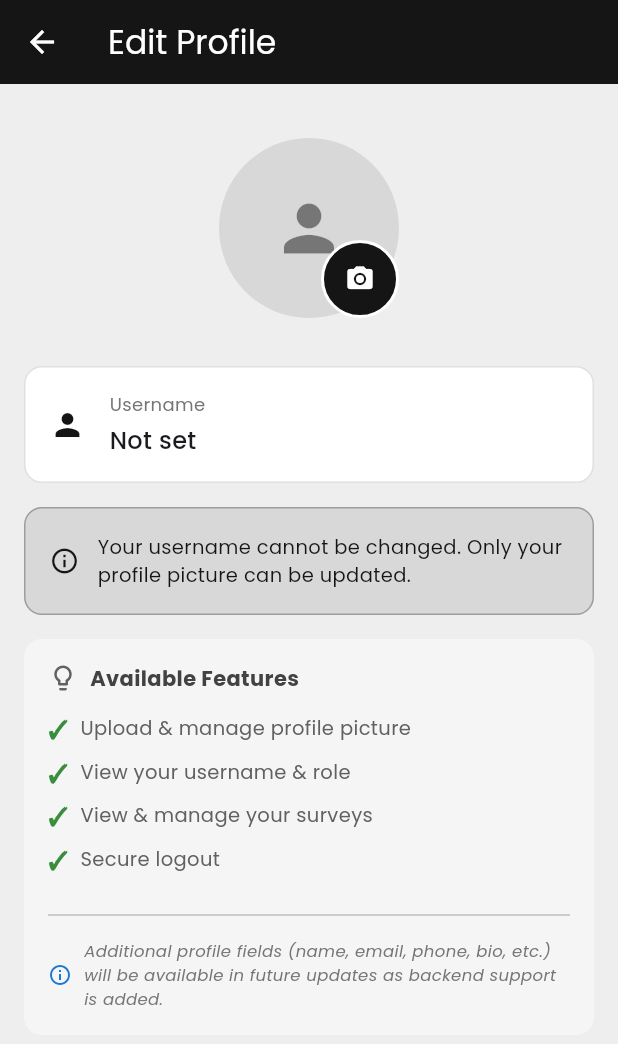
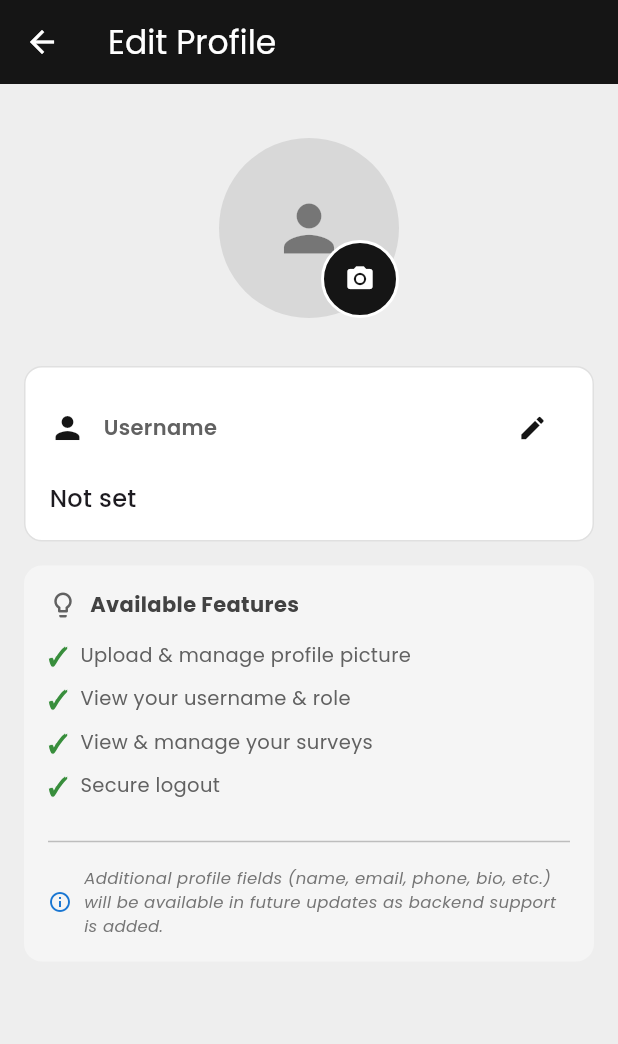
Before and after one commit to Auvryy/research-connect-app, a Flutter app: the EditProfilePage screen opened directly, on a phone screen of 412 x 824 dp. Shown: the top 1044 px of the screen. Run offline on Flutter 3.47's test engine with Material 3 defaults, Android fonts, the phone set to English and light mode, and no system bars; our stand-ins replace cookie_jar, dio, dio_cookie_manager, flutter_svg, image_picker, shared_preferences; accounts and stored records are empty.

Commit message:
fixed csrf problem & implemented change username

```diff
--- a/lib/screens/profile/edit_profile_page.dart
+++ b/lib/screens/profile/edit_profile_page.dart
@@ -14,8 +14,23 @@ class EditProfilePage extends StatefulWidget {
 
 class _EditProfilePageState extends State<EditProfilePage> {
   final ImagePicker _picker = ImagePicker();
+  final TextEditingController _usernameController = TextEditingController();
   File? _selectedImage;
   bool _isUploadingAvatar = false;
+  bool _isEditingUsername = false;
+  bool _isUpdatingUsername = false;
+
+  @override
+  void initState() {
+    super.initState();
+    _usernameController.text = currentUser?.username ?? '';
+  }
+
+  @override
+  void dispose() {
+    _usernameController.dispose();
+    super.dispose();
+  }
 
   @override
   Widget build(BuildContext context) {
@@ -86,70 +101,8 @@ class _EditProfilePageState extends State<EditProfilePage> {
 
             const SizedBox(height: 32),
 
-            // Username Display (Read-only in backend)
-            Container(
-              padding: const EdgeInsets.all(16),
-              decoration: BoxDecoration(
-                color: Colors.white,
-                borderRadius: BorderRadius.circular(12),
-                border: Border.all(color: Colors.grey[300]!),
-              ),
-              child: Row(
-                children: [
-                  Icon(Icons.person, color: AppColors.primary),
-                  const SizedBox(width: 16),
-                  Expanded(
-                    child: Column(
-                      crossAxisAlignment: CrossAxisAlignment.start,
-                      children: [
-                        Text(
-                          'Username',
-                          style: TextStyle(
-                            fontSize: 12,
-                            color: Colors.grey[600],
-                          ),
-                        ),
-                        const SizedBox(height: 4),
-                        Text(
-                          currentUser?.username ?? 'Not set',
-                          style: const TextStyle(
-                            fontSize: 16,
-                            fontWeight: FontWeight.w500,
-                          ),
-                        ),
-                      ],
-                    ),
-                  ),
-                ],
-              ),
-            ),
-
-            const SizedBox(height: 16),
-
-            // Info Box
-            Container(
-              padding: const EdgeInsets.all(16),
-              decoration: BoxDecoration(
-                color: AppColors.primary.withOpacity(0.1),
-                borderRadius: BorderRadius.circular(12),
-                border: Border.all(color: AppColors.primary.withOpacity(0.3)),
-              ),
-              child: Row(
-                children: [
-                  Icon(Icons.info_outline, color: AppColors.primary, size: 20),
-                  const SizedBox(width: 12),
-                  Expanded(
-                    child: Text(
-                      'Your username cannot be changed. Only your profile picture can be updated.',
-                      style: TextStyle(
-                        fontSize: 13,
-                        color: AppColors.primary,
-                      ),
-                    ),
-                  ),
-                ],
-              ),
-            ),
+            // Username Edit Field
+            _buildUsernameField(),
 
             const SizedBox(height: 16),
 
@@ -208,6 +161,192 @@ class _EditProfilePageState extends State<EditProfilePage> {
         ),
       ),
     );
+  }
+
+  Widget _buildUsernameField() {
+    return Container(
+      padding: const EdgeInsets.all(16),
+      decoration: BoxDecoration(
+        color: Colors.white,
+        borderRadius: BorderRadius.circular(12),
+        border: Border.all(color: Colors.grey[300]!),
+      ),
+      child: Column(
+        crossAxisAlignment: CrossAxisAlignment.start,
+        children: [
+          Row(
+            children: [
+              Icon(Icons.person, color: AppColors.primary),
+              const SizedBox(width: 12),
+              Expanded(
+                child: Text(
+                  'Username',
+                  style: TextStyle(
+                    fontSize: 14,
+                    fontWeight: FontWeight.w600,
+                    color: Colors.grey[700],
+                  ),
+                ),
+              ),
+              if (!_isEditingUsername && !_isUpdatingUsername)
+                IconButton(
+                  icon: const Icon(Icons.edit, size: 20),
+                  onPressed: () {
+                    setState(() {
+                      _isEditingUsername = true;
+                    });
+                  },
+                  color: AppColors.primary,
+                ),
+            ],
+          ),
+          const SizedBox(height: 12),
+          if (_isEditingUsername)
+            Column(
+              children: [
+                TextField(
+                  controller: _usernameController,
+                  enabled: !_isUpdatingUsername,
+                  decoration: InputDecoration(
+                    hintText: 'Enter new username',
+                    border: OutlineInputBorder(
+                      borderRadius: BorderRadius.circular(8),
+                    ),
+                    contentPadding: const EdgeInsets.symmetric(
+                      horizontal: 12,
+                      vertical: 12,
+                    ),
+                  ),
+                ),
+                const SizedBox(height: 8),
+                Text(
+                  '4-36 characters, no spaces',
+                  style: TextStyle(
+                    fontSize: 11,
+                    color: Colors.grey[600],
+                  ),
+                ),
+                const SizedBox(height: 12),
+                Row(
+                  children: [
+                    Expanded(
+                      child: OutlinedButton(
+                        onPressed: _isUpdatingUsername
+                            ? null
+                            : () {
+                                setState(() {
+                                  _isEditingUsername = false;
+                                  _usernameController.text =
+                                      currentUser?.username ?? '';
+                                });
+                              },
+                        child: const Text('Cancel'),
+                      ),
+                    ),
+                    const SizedBox(width: 12),
+                    Expanded(
+                      child: ElevatedButton(
+                        onPressed: _isUpdatingUsername
+                            ? null
+                            : _updateUsername,
+                        style: ElevatedButton.styleFrom(
+                          backgroundColor: AppColors.primary,
+                          foregroundColor: Colors.white,
+                        ),
+                        child: _isUpdatingUsername
+                            ? const SizedBox(
+                                width: 16,
+                                height: 16,
+                                child: CircularProgressIndicator(
+                                  strokeWidth: 2,
+                                  color: Colors.white,
+                                ),
+                              )
+                            : const Text('Save'),
+                      ),
+                    ),
+                  ],
+                ),
+              ],
+            )
+          else
+            Text(
+              currentUser?.username ?? 'Not set',
+              style: const TextStyle(
+                fontSize: 16,
+                fontWeight: FontWeight.w500,
+              ),
+            ),
+        ],
+      ),
+    );
+  }
+
+  Future<void> _updateUsername() async {
+    final newUsername = _usernameController.text.trim();
+
+    if (newUsername.isEmpty) {
+      ScaffoldMessenger.of(context).showSnackBar(
+        const SnackBar(
+          content: Text('Username cannot be empty'),
+          backgroundColor: Colors.red,
+        ),
+      );
+      return;
+    }
+
+    if (newUsername == currentUser?.username) {
+      setState(() {
+        _isEditingUsername = false;
+      });
+      return;
+    }
+
+    setState(() {
+      _isUpdatingUsername = true;
+    });
+
+    try {
+      final response = await AuthAPI.updateUsername(newUsername);
+
+      if (mounted) {
+        if (response['ok'] == true) {
+          ScaffoldMessenger.of(context).showSnackBar(
+            const SnackBar(
+              content: Text('Username updated successfully!'),
+              backgroundColor: Colors.green,
+            ),
+          );
+          setState(() {
+            _isEditingUsername = false;
+          });
+          // Return true to indicate profile was updated
+          Navigator.pop(context, true);
+        } else {
+          ScaffoldMessenger.of(context).showSnackBar(
+            SnackBar(
+              content: Text(response['message'] ?? 'Failed to update username'),
+              backgroundColor: Colors.red,
+            ),
+          );
+        }
+      }
+    } catch (e) {
+      if (mounted) {
+        ScaffoldMessenger.of(context).showSnackBar(
+          SnackBar(
+            content: Text('Error: $e'),
+            backgroundColor: Colors.red,
+          ),
+        );
+      }
+    } finally {
+      if (mounted) {
+        setState(() {
+          _isUpdatingUsername = false;
+        });
+      }
+    }
   }
 
   Widget _buildFeatureItem(String icon, String text) {
```
Also changed, not shown: lib/data/api/auth_api.dart (+80 -0 lines), lib/data/api/dio_client.dart (+4 -3 lines).
